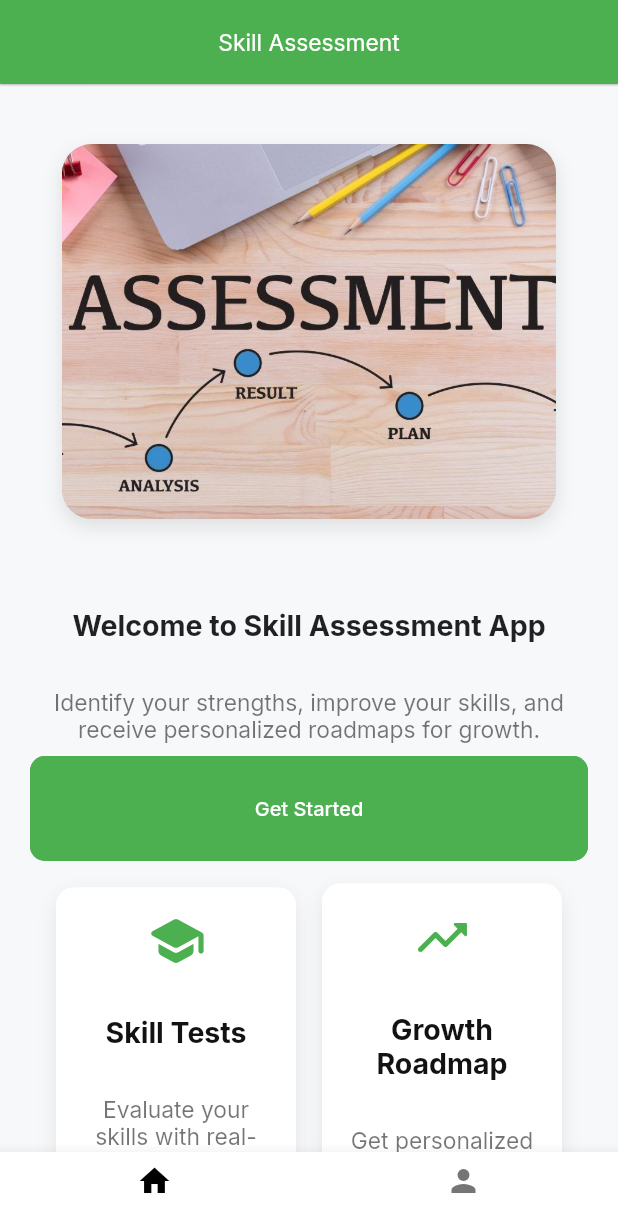
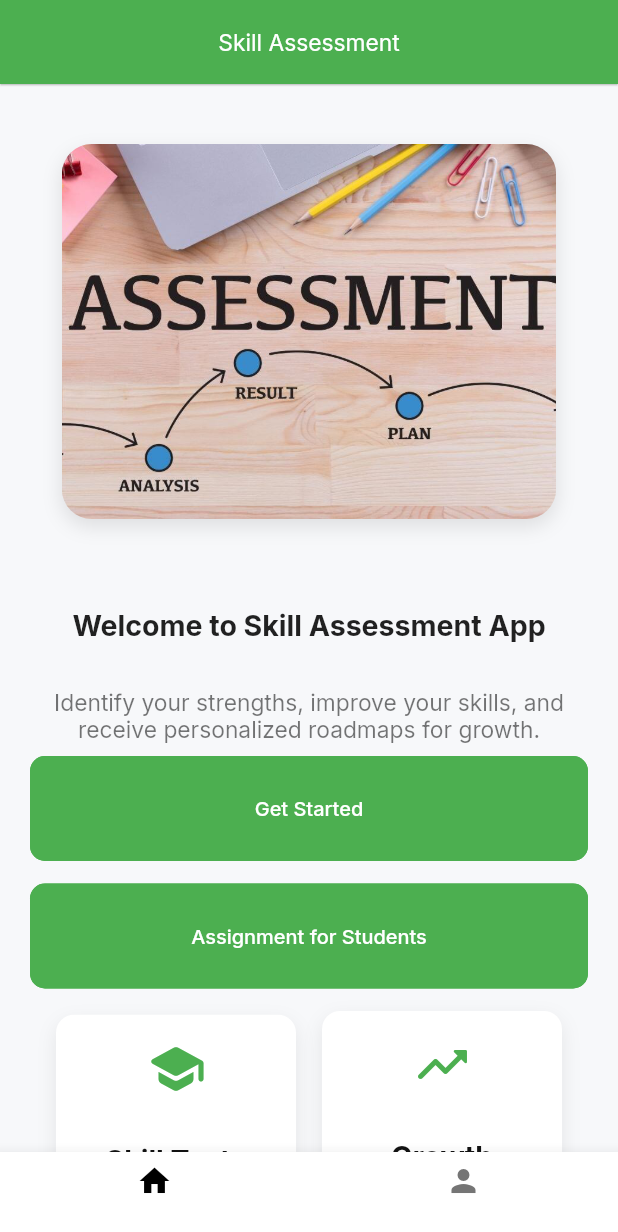
Before and after one commit to fahadcareer/Skillify, a Flutter app: the HomePage screen opened by its route, on a phone screen of 412 x 824 dp. Shown: the top 1232 px of the screen. Run offline on Flutter 3.47's test engine with Material 3 defaults, Android fonts, the phone set to English and light mode, and no system bars; our stand-ins replace cached_network_image, dotted_border, flutter_bloc, flutter_native_splash, flutter_spinkit, flutter_svg and 10 more; missing offline and left inert: auto_size_text_field; accounts and stored records are empty; statements that could not run were skipped; project files that could hold a hidden picture were left out.

Commit message:
updated profile

```diff
--- a/lib/src/data/local/model/login/login_model.dart
+++ b/lib/src/data/local/model/login/login_model.dart
@@ -1,18 +1,21 @@
 class LoginModel {
   String? token;
   String? email;
+  int? role;
 
   LoginModel({this.token, this.email});
 
   LoginModel.fromJson(Map<String, dynamic> json) {
     token = json['token'];
     email = json['email'];
+    role = json['role'] ?? 1;
   }
 
   Map<String, dynamic> toJson() {
     final Map<String, dynamic> data = <String, dynamic>{};
     data['token'] = token;
     data['email'] = email;
+    data['role'] = role;
     return data;
   }
 }
--- a/lib/src/pages/homepage.dart
+++ b/lib/src/pages/homepage.dart
@@ -11,19 +11,10 @@ import 'package:go_router/go_router.dart';
 class HomePage extends StatelessWidget {
   const HomePage({super.key});
 
-  void _logout(BuildContext context) async {
-    await CacheHelper.removeData(key: "token");
-    await CacheHelper.removeData(key: "email");
-
-    ScaffoldMessenger.of(context).showSnackBar(
-      const SnackBar(content: Text("Logged out successfully")),
-    );
-
-    context.go('/login');
-  }
-
   @override
   Widget build(BuildContext context) {
+    final int userRole = CacheHelper.getInt(key: "role");
+    final bool isManager = userRole == 0;
     return Scaffold(
       bottomNavigationBar: CustomBottomNavigation(currentIndex: 0),
       appBar: CustomAppBar(
@@ -81,16 +72,20 @@ class HomePage extends StatelessWidget {
                   },
                 ),
               ),
-              // Space.y0!,
-              // SizedBox(
-              //   width: double.infinity,
-              //   child: CustomButton(
-              //     context: context,
-              //     txtColor: Colors.white,
-              //     txt: 'Logout',
-              //     onPressed: () => _logout(context),
-              //   ),
-              // ),
+              if (isManager) ...[
+                Space.y!,
+                SizedBox(
+                  width: double.infinity,
+                  child: CustomButton(
+                    context: context,
+                    txtColor: Colors.white,
+                    txt: 'Assignment for Students',
+                    onPressed: () {
+                      context.push('/assignments');
+                    },
+                  ),
+                ),
+              ],
               Space.y!,
               Row(
                 mainAxisAlignment: MainAxisAlignment.spaceEvenly,
```
Also changed, not shown: lib/src/pages/login/login_page.dart (+2 -6 lines).
